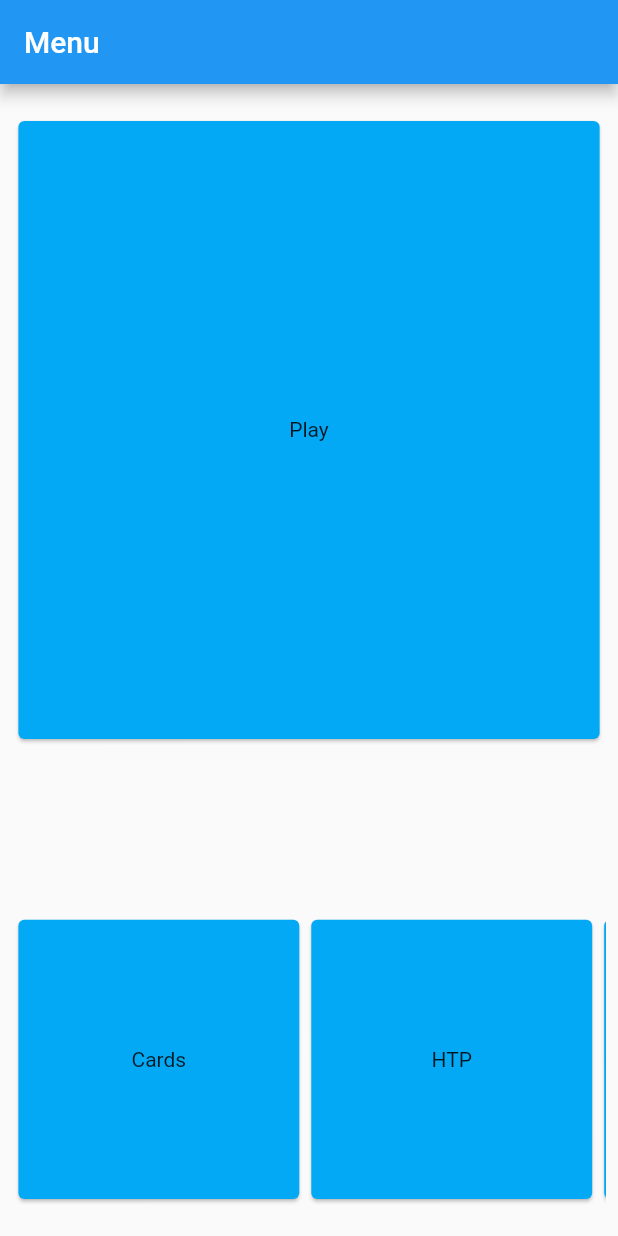
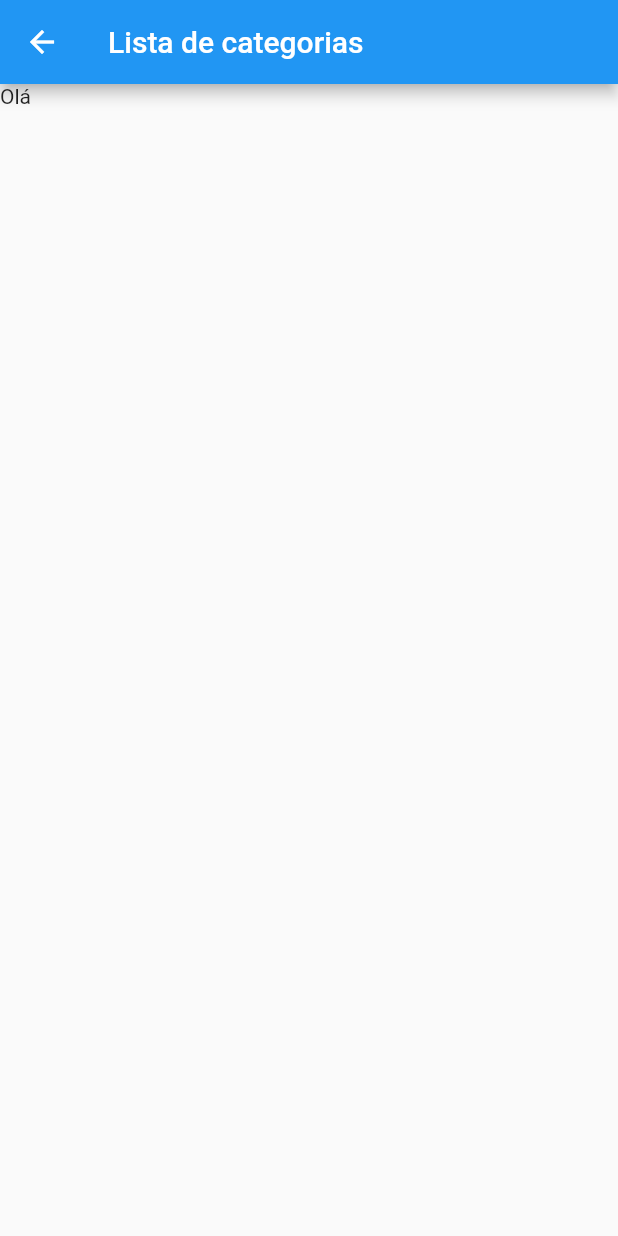
Before and after one commit to EdreiFernandes/dont_stop, a Flutter app: the screen it shows after launch, after a tap on "Cards", on a phone screen of 412 x 824 dp. Run offline on Flutter 3.47's test engine with Material 2 defaults, Android fonts, the phone set to English and light mode, and no system bars; our stand-ins replace shared_preferences.

Commit message:
Adicionando navigatorDestiny ao MenuButton

```diff
--- a/lib/components/menu/menu_button.dart
+++ b/lib/components/menu/menu_button.dart
@@ -2,8 +2,10 @@ import 'package:flutter/material.dart';
 import 'package:tapple_app/utils/screensizer.dart';
 
 class MenuButton extends StatelessWidget {
+  final Widget navigatorDestiny;
   final String label;
-  const MenuButton({Key? key, required this.label}) : super(key: key);
+
+  const MenuButton({Key? key, required this.label, required this.navigatorDestiny}) : super(key: key);
 
   @override
   Widget build(BuildContext context) {
@@ -12,7 +14,10 @@ class MenuButton extends StatelessWidget {
       child: InkWell(
         splashColor: Colors.lightBlueAccent,
         onTap: () {
-          debugPrint(label);
+          Navigator.push(
+            context,
+            MaterialPageRoute(builder: (context) => navigatorDestiny),
+          );
         },
         child: SizedBox(
           width: ScreenSize().getWidth(context, dividedBy: 2.2),
--- a/lib/components/menu/scrollable_menu.dart
+++ b/lib/components/menu/scrollable_menu.dart
@@ -1,5 +1,6 @@
 import 'package:flutter/material.dart';
 import 'package:tapple_app/components/menu/menu_button.dart';
+import 'package:tapple_app/screens/categories_editor.dart';
 import 'package:tapple_app/utils/screensizer.dart';
 
 class ScrollableMenu extends StatelessWidget {
@@ -19,12 +20,15 @@ class ScrollableMenu extends StatelessWidget {
           children: [
             MenuButton(
               label: "Cards",
+              navigatorDestiny: CategoriesEditor(),
             ),
             MenuButton(
               label: "HTP",
+              navigatorDestiny: CategoriesEditor(),
             ),
             MenuButton(
               label: "Config",
+              navigatorDestiny: CategoriesEditor(),
             ),
           ],
         ),
--- /dev/null
+++ b/lib/screens/categories_editor.dart
@@ -0,0 +1,17 @@
+import 'package:flutter/material.dart';
+
+class CategoriesEditor extends StatelessWidget {
+  const CategoriesEditor({Key? key}) : super(key: key);
+
+  @override
+  Widget build(BuildContext context) {
+    return Scaffold(
+      appBar: AppBar(
+        title: Text("Lista de categorias"),
+      ),
+      body: Container(
+        child: Text("Olá"),
+      ),
+    );
+  }
+}
```
